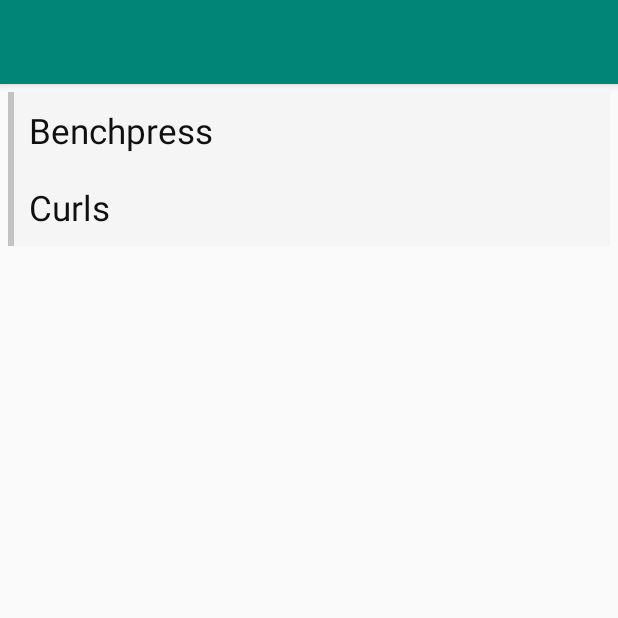
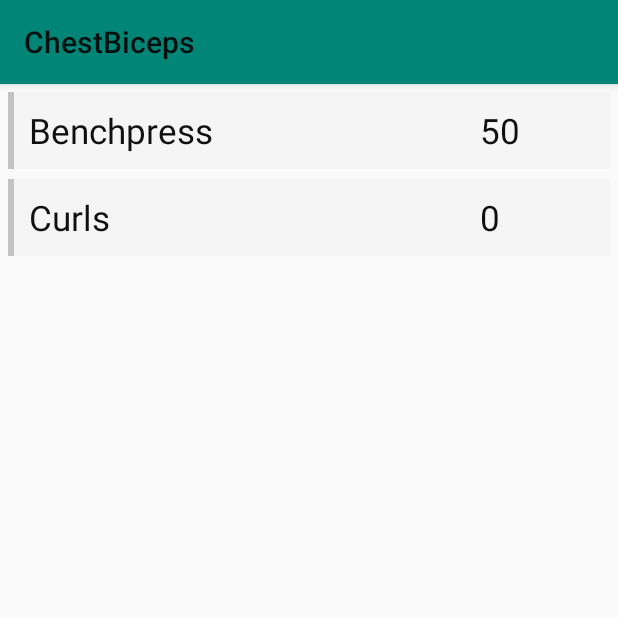
Before and after one commit to MisterEvo/GymNote, an Android app: the a_workout_overview screen opened directly, with no data from a screen before it, after a tap on "ChestBiceps", on a phone screen of 412 x 824 dp, the top half of it. Run offline under Robolectric (Android 15) with nearby library versions, the phone set to English and light mode, and no system bars.

```diff
--- a/app/src/main/java/com/sommerfeld/gymnote/a_workout_overview.java
+++ b/app/src/main/java/com/sommerfeld/gymnote/a_workout_overview.java
@@ -60,6 +60,7 @@ public class a_workout_overview extends AppCompatActivity implements WorkoutRecy
         String title;
         String color;
         ArrayList<String> exercise = new ArrayList<>();
+        ArrayList<String> weight = new ArrayList<>();
         ArrayList<String> repsS1 = new ArrayList<>();
         ArrayList<String> repsS2 = new ArrayList<>();
         ArrayList<String> repsS3 = new ArrayList<>();
@@ -70,6 +71,8 @@ public class a_workout_overview extends AppCompatActivity implements WorkoutRecy
         color = "orange";
         exercise.add("Benchpress");
         exercise.add("Curls");
+        weight.add("50");
+        weight.add("0");
         repsS1.add("10");
         repsS1.add("9");
         repsS2.add("8");
@@ -82,6 +85,7 @@ public class a_workout_overview extends AppCompatActivity implements WorkoutRecy
         workout.setTitle(title);
         workout.setColor(color);
         workout.setExercise(exercise);
+        workout.setWeight(weight);
         workout.setRepsS1(repsS1);
         workout.setRepsS2(repsS2);
         workout.setRepsS3(repsS3);
@@ -92,6 +96,7 @@ public class a_workout_overview extends AppCompatActivity implements WorkoutRecy
 
         //Pass the generated object in the corresponding outter Array
         mWorkout.add(workout);
+
         //Log.d(TAG, "Added workout to mWorkout: " + mWorkout);
 
         mWorkoutRecyclerAdapter.notifyDataSetChanged();
@@ -102,8 +107,8 @@ public class a_workout_overview extends AppCompatActivity implements WorkoutRecy
         Log.d(TAG, "onWorkoutClick: clicked" + position);
 
         Intent intent = new Intent(this, detailed_workout_plan.class);
+        Log.d(TAG, "onWorkoutClick: Setting Extra: " + mWorkout.get(position));
         intent.putExtra("selected_workout", mWorkout.get(position));
-        Log.d(TAG, "onWorkoutClick: " + mWorkout.get(position));
         startActivity(intent);
 
     }
--- a/app/src/main/java/com/sommerfeld/gymnote/adapters/detailed_recycler_adapter.java
+++ b/app/src/main/java/com/sommerfeld/gymnote/adapters/detailed_recycler_adapter.java
@@ -16,11 +16,13 @@ import java.util.ArrayList;
 public class detailed_recycler_adapter extends RecyclerView.Adapter<detailed_recycler_adapter.ViewHolder> {
     private static final String TAG = "detailed_recycler_adapt";
 
-    private ArrayList<String> mWorkout = new ArrayList<>();
+    private ArrayList<String> mExercise;
+    private ArrayList<String> mWeight;
 
-    public detailed_recycler_adapter(ArrayList<String> Workout) {
-        this.mWorkout = Workout;
-        Log.d(TAG, "detailed_recycler_adapter: " + mWorkout);
+    public detailed_recycler_adapter(ArrayList<String> exercise, ArrayList<String> weight) {
+        this.mExercise = exercise;
+        this.mWeight = weight;
+       // Log.d(TAG, "detailed_recycler_adapter: " + mExercise + mWeight);
     }
 
     @NonNull
@@ -32,21 +34,23 @@ public class detailed_recycler_adapter extends RecyclerView.Adapter<detailed_rec
 
     @Override
     public void onBindViewHolder(@NonNull ViewHolder viewHolder, int i) {
-        Log.d(TAG, "onBindViewHolder: loaded: " + mWorkout );
-        viewHolder.exercise.setText(mWorkout.get(i));
+        Log.d(TAG, "onBindViewHolder: loaded: " + mExercise + mWeight);
+        viewHolder.exercise.setText(mExercise.get(i));
+        viewHolder.weight.setText(mWeight.get(i));
     }
 
     @Override
     public int getItemCount() {
-        return mWorkout.size();
+        return mExercise.size();
     }
 
     public class ViewHolder extends RecyclerView.ViewHolder {
-        TextView exercise;
+        TextView exercise, weight;
 
         public ViewHolder(@NonNull View itemView) {
             super(itemView);
             exercise = itemView.findViewById(R.id.exercise_title);
+            weight = itemView.findViewById(R.id.exercise_weight);
         }
     }
 }
--- a/app/src/main/java/com/sommerfeld/gymnote/detailed_workout_plan.java
+++ b/app/src/main/java/com/sommerfeld/gymnote/detailed_workout_plan.java
@@ -5,10 +5,12 @@ import android.support.v7.app.AppCompatActivity;
 import android.os.Bundle;
 import android.support.v7.widget.LinearLayoutManager;
 import android.support.v7.widget.RecyclerView;
+import android.support.v7.widget.Toolbar;
 import android.util.Log;
 
 import com.sommerfeld.gymnote.models.Workout;
 import com.sommerfeld.gymnote.adapters.detailed_recycler_adapter;
+import com.sommerfeld.gymnote.util.VerticalSpacingItemDecorator;
 
 import java.util.ArrayList;
 
@@ -23,6 +25,7 @@ public class detailed_workout_plan extends AppCompatActivity {
 
     private Workout mWorkout = new Workout();
     private ArrayList<String> mWorkoutList = new ArrayList<>();
+    private ArrayList<String> mWeight = new ArrayList<>();
     private detailed_recycler_adapter mDetailedRecyclerAdapter;
 
 
@@ -34,17 +37,21 @@ public class detailed_workout_plan extends AppCompatActivity {
 
 
         mWorkout = getIntent().getParcelableExtra("selected_workout");
+        setSupportActionBar((Toolbar) findViewById(R.id.toolbar));
+        setTitle(mWorkout.getTitle());
 
         mWorkoutList = mWorkout.getExercise();
+        mWeight = mWorkout.getWeight();
         initRecyclerView();
-        Log.d(TAG, "onCreate: Neues String item " + mWorkoutList);
         mDetailedRecyclerAdapter.notifyDataSetChanged();
     }
 
     public void initRecyclerView() {
         LinearLayoutManager linearLayoutManager = new LinearLayoutManager(this);
         mRecyclerView.setLayoutManager(linearLayoutManager);
-        mDetailedRecyclerAdapter = new detailed_recycler_adapter(mWorkoutList);
+        VerticalSpacingItemDecorator itemDecorator = new VerticalSpacingItemDecorator(10);
+        mRecyclerView.addItemDecoration(itemDecorator);
+        mDetailedRecyclerAdapter = new detailed_recycler_adapter(mWorkoutList, mWeight);
         mRecyclerView.setAdapter(mDetailedRecyclerAdapter);
 
     }
--- a/app/src/main/java/com/sommerfeld/gymnote/models/Workout.java
+++ b/app/src/main/java/com/sommerfeld/gymnote/models/Workout.java
@@ -10,14 +10,16 @@ public class Workout implements Parcelable {
     private String title;
     private String color;
     private ArrayList<String> exercise;
+    private ArrayList<String> weight;
     private ArrayList<String> repsS1;
     private ArrayList<String> repsS2;
     private ArrayList<String> repsS3;
 
-    public Workout(String title, String color, ArrayList<String> exercise, ArrayList<String> repsS1, ArrayList<String> repsS2, ArrayList<String> repsS3) {
+    public Workout(String title, String color, ArrayList<String> exercise, ArrayList<String> weight, ArrayList<String> repsS1, ArrayList<String> repsS2, ArrayList<String> repsS3) {
         this.title = title;
         this.color = color;
         this.exercise = exercise;
+        this.weight = weight;
         this.repsS1 = repsS1;
         this.repsS2 = repsS2;
         this.repsS3 = repsS3;
@@ -30,6 +32,7 @@ public class Workout implements Parcelable {
         title = in.readString();
         color = in.readString();
         exercise = in.createStringArrayList();
+        weight = in.createStringArrayList();
         repsS1 = in.createStringArrayList();
         repsS2 = in.createStringArrayList();
         repsS3 = in.createStringArrayList();
@@ -50,6 +53,14 @@ public class Workout implements Parcelable {
 
     public String getColor() {
         return color;
+    }
+
+    public ArrayList<String> getWeight() {
+        return weight;
+    }
+
+    public void setWeight(ArrayList<String> weight) {
+        this.weight = weight;
     }
 
     public void setColor(String color) {
@@ -102,6 +113,7 @@ public class Workout implements Parcelable {
                 "title='" + title + '\'' +
                 ", color='" + color + '\'' +
                 ", exercise=" + exercise +
+                ", weight=" + weight +
                 ", repsS1=" + repsS1 +
                 ", repsS2=" + repsS2 +
                 ", repsS3=" + repsS3 +
@@ -118,6 +130,7 @@ public class Workout implements Parcelable {
         dest.writeString(title);
         dest.writeString(color);
         dest.writeStringList(exercise);
+        dest.writeStringList(weight);
         dest.writeStringList(repsS1);
         dest.writeStringList(repsS2);
         dest.writeStringList(repsS3);
--- a/app/src/main/res/layout/activity_detailed_workout_plan.xml
+++ b/app/src/main/res/layout/activity_detailed_workout_plan.xml
@@ -15,6 +15,7 @@
             <android.support.v7.widget.Toolbar
                 android:layout_width="match_parent"
                 android:layout_height="?attr/actionBarSize"
+                android:id="@+id/toolbar"
                 android:background="?attr/colorPrimary">
             </android.support.v7.widget.Toolbar>
         </android.support.design.widget.AppBarLayout>
--- a/app/src/main/res/layout/layout_workout_detail_list_item.xml
+++ b/app/src/main/res/layout/layout_workout_detail_list_item.xml
@@ -25,6 +25,18 @@
         android:padding="10dp"
         android:textColor="@color/colorBlack"/>
 
+    <TextView
+        android:layout_width="0dp"
+        android:layout_height="wrap_content"
+        android:layout_weight="24"
+        android:id="@+id/exercise_weight"
+        android:textSize="23sp"
+        android:lines="1"
+        android:text="xx.xxx"
+        android:layout_gravity="end"
+        android:padding="10dp"
+        android:textColor="@color/colorBlack"/>
+
 
 
 
--- a/app/src/main/res/values/colors.xml
+++ b/app/src/main/res/values/colors.xml
@@ -8,5 +8,8 @@
     <color name="colorDarkGreen">#065535</color>
     <color name="colorBlack">#101010</color>
     <color name="colorLightGrey">#f5f5f5</color>
+    <color name="colorLightBlue">#3399ff</color>
+
+
 
 </resources>
```
